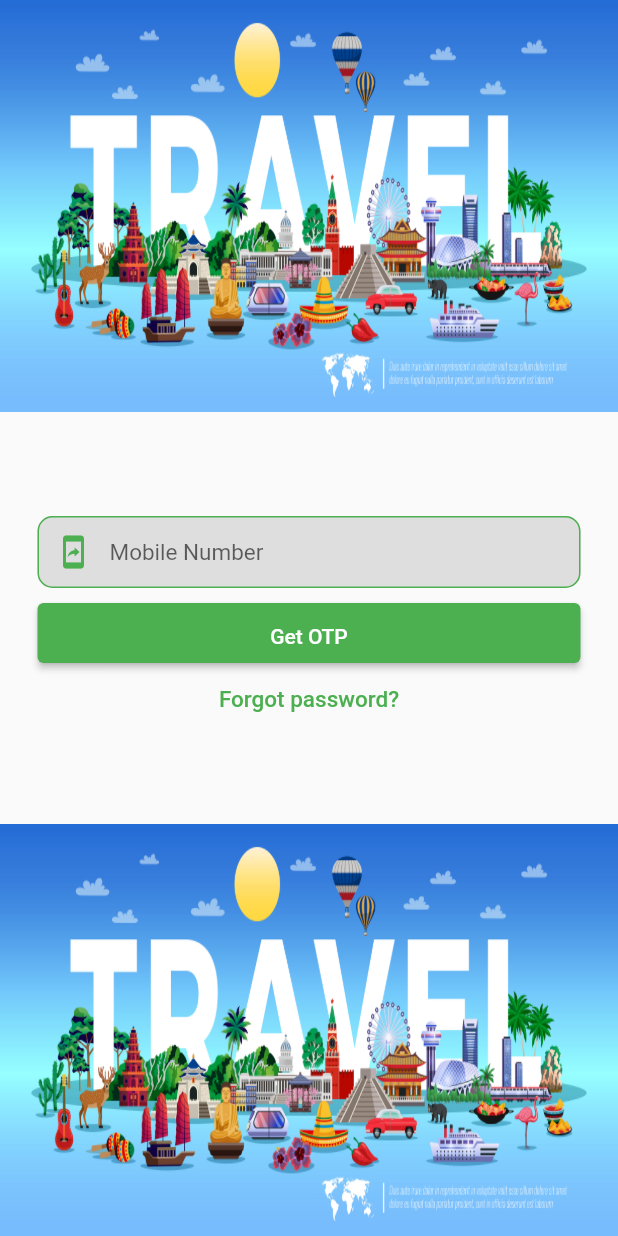
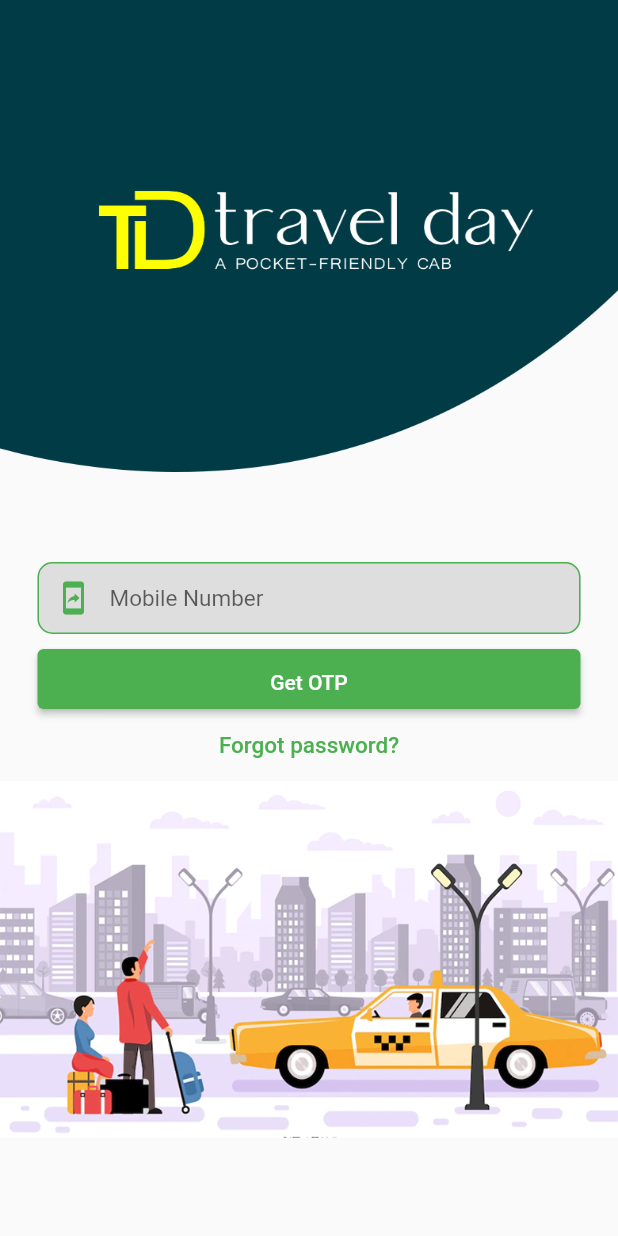
Before and after one commit to Narenvinn/travelday-flutter, a Flutter app: the screen it shows after launch, on a phone screen of 412 x 824 dp. Run offline on Flutter 3.47's test engine with Material 2 defaults, Android fonts, the phone set to English and light mode, and no system bars; our stand-ins replace google_maps_flutter; Roboto replaces fonts that are missing (Poppins).

Commit message:
Changes committed.

```diff
--- a/lib/Screens/loginscreen.dart
+++ b/lib/Screens/loginscreen.dart
@@ -41,19 +41,22 @@ class _LoginScreenState extends State<LoginScreen> {
   }
 
   Widget loginForm() {
-    return
-        //SingleChildScrollView(
-        // child:
-        Form(
+    return SingleChildScrollView(
+      child: Form(
         key: _formKey,
-      child: Stack(
+        child: Column(
+            crossAxisAlignment: CrossAxisAlignment.center,
+            mainAxisSize: MainAxisSize.max,
+            mainAxisAlignment: MainAxisAlignment.start,
+              //verticalDirection:
+            //Stack(
             // crossAxisAlignment: CrossAxisAlignment.start,
             children: <Widget>[
-            headerImage(Constants.traveltoplogo),
+              headerImage(Constants.loginlogo),
               boxFieldsLoad(),
-            bottomImage(Constants.traveltoplogo),
+              Expanded(child: bottomImage(Constants.bottomtravellogo)),
             ]),
-      // ),
+      ),
     );
   }
 
@@ -66,32 +69,36 @@ class _LoginScreenState extends State<LoginScreen> {
   }
 
   Widget boxFieldsLoad() {
-    devicewidth = MediaQuery.of(context).size.width;
-    deviceheight = MediaQuery.of(context).size.height;
+    // devicewidth = MediaQuery.of(context).size.width;
+    //  deviceheight = MediaQuery.of(context).size.height;
     return
         //  Positioned.fill(
         //    child:
-        Align(
-            alignment: Alignment.center,
-            child: Container(
-                height: 156,
-                width: devicewidth,
-                child: Column(
-                  // crossAxisAlignment: CrossAxisAlignment.start,
+        // Align(
+        //  alignment: Alignment.center,
+        // child:
+        //Container(
+        // height: 156,
+        // width: devicewidth,
+        // child:
+        Column(
+      //  crossAxisAlignment: CrossAxisAlignment.center,
       children: [
         Padding(
           padding: const EdgeInsets.all(10.0),
           child: textfieldsLoad(Constants.mobilenumber),
         ),
-                    signinButton(),
+        getotpButton(),
         forgotpasswordButton(),
       ],
-                )));
+      // )
+      // )
+    );
   }
 
   Widget textfieldsLoad(String title) {
     return Padding(
-      padding: const EdgeInsets.only(left: 15.0, right: 15),
+      padding: const EdgeInsets.only(left: 15.0, right: 15, top: 50),
       child: TextField(
         autofocus: false,
         style: const TextStyle(fontSize: 15.0, color: Colors.green),
@@ -122,7 +129,7 @@ class _LoginScreenState extends State<LoginScreen> {
     );
   }
 
-  Widget signinButton() {
+  Widget getotpButton() {
     devicewidth = MediaQuery.of(context).size.width;
     deviceheight = MediaQuery.of(context).size.height;
     return
@@ -161,20 +168,34 @@ class _LoginScreenState extends State<LoginScreen> {
   Widget headerImage(String image) {
     devicewidth = MediaQuery.of(context).size.width;
     deviceheight = MediaQuery.of(context).size.height;
-    return Align(
-      alignment: Alignment.topCenter,
-      child: Image.asset(
+    return
+        //Align(
+        //alignment: Alignment.topCenter,
+        //child:
+        Image.asset(
       image,
       fit: BoxFit.fill,
-        height: deviceheight / 3,
-      ),
+      width: double.infinity,
+      height: deviceheight / 3 + 40,
+      // ),
     );
   }
 
   Widget bottomImage(String image) {
-    return Align(
-      alignment: Alignment.bottomCenter,
-      child: Image.asset(image, fit: BoxFit.fill, height: deviceheight / 3),
+    return
+        //Align(
+        // alignment: Alignment.bottomCenter,
+        //child:
+        //Expanded(
+        //child:
+       // Align(
+            //alignment: FractionalOffset.bottomCenter,
+            //child:
+             Image.asset(image,
+                fit: BoxFit.fill,
+                //height: deviceheight / 3 - 40
+                //)
                 );
+    // );
   }
 }
--- a/lib/Utils/constants.dart
+++ b/lib/Utils/constants.dart
@@ -15,6 +15,19 @@ class Constants {
   static const String bg = 'images/bg.jpg';
   static const String traveltoplogo = 'images/travel.jpg';
   static const String travelbottomlogo = 'images/travel2.jpeg';
+  static const String loginlogo = 'images/login_logo.png';
+  static const String bottomtravellogo = 'images/bottom_img.png';
+  static const String endlocation = 'images/end_loc.png';
+  static const String startlocation = 'images/start_loc.png';
+  static const String carlogo = 'images/car.png';
+  static const String infologo  = 'images/info.png';
+  static const String navlogo = 'images/logo.png';
+  static const String menubar = 'images/bars.png';
+  static const String heartlogo = 'images/heart.png';
+  static const String phonelogo = 'images/phone.png';
+  static const String userslogo = 'images/users.png';
+
+  //static const String travelbottomlogo = 'images/travel2.jpeg';
 
   // Validations
 
```
Also changed, not shown: lib/Screens/dashboardscreen.dart (+40 -24 lines), pubspec.yaml (+11 -0 lines), images/bars.png (added), images/bottom_img.png (added), images/car.png (added), images/end_loc.png (added), images/heart.png (added), images/info.png (added), images/login_logo.png (added), images/logo.png (added), images/phone.png (added), images/start_loc.png (added), images/users.png (added), 1 other file. Lines whose indentation alone changed are shown as unchanged.
